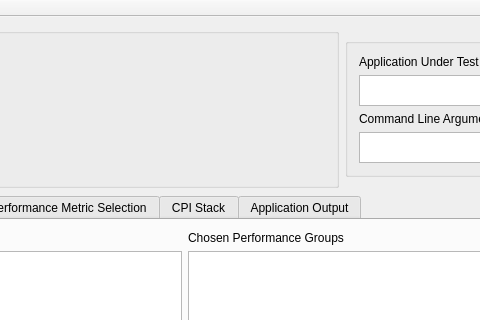
The window that Project/QuickPerformance/mainwindow.ui (Areon1031/CPE_631_Advanced_Computer_Architecture) describes before a commit, drawn with Qt 5; both pictures show x 356 to 836 and y 0 to 320 of the 1082 by 686 pixel window.
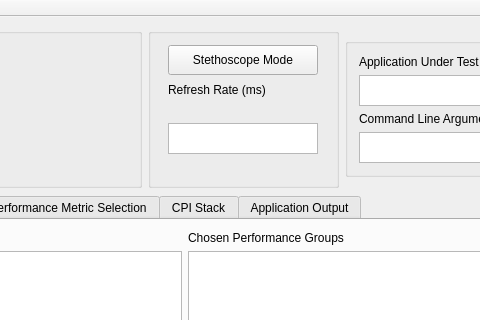
The same window after the commit. The open tabs and pages were chosen to show the change. Custom widgets are drawn as their Qt base class.

Commit message: - Added Stethoscope mode, doesn't seem to useful now but maybe there are some uses for it

Patch:
```diff
--- a/Project/QuickPerformance/mainwindow.ui
+++ b/Project/QuickPerformance/mainwindow.ui
@@ -31,7 +31,7 @@
    </property>
    <layout class="QGridLayout" name="gridLayout_8">
     <item row="0" column="0">
-     <widget class="QGroupBox" name="groupBox_2">
+     <widget class="QGroupBox" name="Logo_Group">
       <property name="sizePolicy">
        <sizepolicy hsizetype="Minimum" vsizetype="Fixed">
         <horstretch>0</horstretch>
@@ -77,7 +77,100 @@
      </widget>
     </item>
     <item row="0" column="1">
-     <widget class="QGroupBox" name="groupBox">
+     <widget class="QGroupBox" name="Stethoscope_Group">
+      <property name="sizePolicy">
+       <sizepolicy hsizetype="Fixed" vsizetype="Minimum">
+        <horstretch>0</horstretch>
+        <verstretch>0</verstretch>
+       </sizepolicy>
+      </property>
+      <property name="minimumSize">
+       <size>
+        <width>191</width>
+        <height>131</height>
+       </size>
+      </property>
+      <property name="title">
+       <string/>
+      </property>
+      <layout class="QGridLayout" name="gridLayout_9">
+       <item row="0" column="0">
+        <widget class="QPushButton" name="StethoscopeMode_pushButton">
+         <property name="sizePolicy">
+          <sizepolicy hsizetype="Minimum" vsizetype="Minimum">
+           <horstretch>0</horstretch>
+           <verstretch>0</verstretch>
+          </sizepolicy>
+         </property>
+         <property name="maximumSize">
+          <size>
+           <width>150</width>
+           <height>30</height>
+          </size>
+         </property>
+         <property name="text">
+          <string>Stethoscope Mode</string>
+         </property>
+        </widget>
+       </item>
+       <item row="1" column="0">
+        <widget class="QLabel" name="RefreshRate_Label">
+         <property name="sizePolicy">
+          <sizepolicy hsizetype="Fixed" vsizetype="Fixed">
+           <horstretch>0</horstretch>
+           <verstretch>0</verstretch>
+          </sizepolicy>
+         </property>
+         <property name="maximumSize">
+          <size>
+           <width>161</width>
+           <height>17</height>
+          </size>
+         </property>
+         <property name="text">
+          <string>Refresh Rate (ms)</string>
+         </property>
+        </widget>
+       </item>
+       <item row="2" column="0" alignment="Qt::AlignHCenter|Qt::AlignVCenter">
+        <widget class="QTextEdit" name="RefreshRate_Text">
+         <property name="sizePolicy">
+          <sizepolicy hsizetype="Fixed" vsizetype="Fixed">
+           <horstretch>0</horstretch>
+           <verstretch>0</verstretch>
+          </sizepolicy>
+         </property>
+         <property name="maximumSize">
+          <size>
+           <width>150</width>
+           <height>31</height>
+          </size>
+         </property>
+         <property name="lineWrapMode">
+          <enum>QTextEdit::NoWrap</enum>
+         </property>
+         <property name="readOnly">
+          <bool>true</bool>
+         </property>
+         <property name="textInteractionFlags">
+          <set>Qt::TextSelectableByKeyboard|Qt::TextSelectableByMouse</set>
+         </property>
+         <property name="placeholderText">
+          <string/>
+         </property>
+        </widget>
+       </item>
+      </layout>
+      <zorder>RefreshRate_Text</zorder>
+      <zorder>StethoscopeMode_pushButton</zorder>
+      <zorder>RefreshRate_Label</zorder>
+      <zorder>RefreshRate_Text</zorder>
+      <zorder>StethoscopeMode_pushButton</zorder>
+      <zorder>RefreshRate_Label</zorder>
+     </widget>
+    </item>
+    <item row="0" column="2">
+     <widget class="QGroupBox" name="Application_Group">
       <property name="sizePolicy">
        <sizepolicy hsizetype="Fixed" vsizetype="Fixed">
         <horstretch>0</horstretch>
@@ -121,6 +214,12 @@
            <height>31</height>
           </size>
          </property>
+         <property name="lineWrapMode">
+          <enum>QTextEdit::NoWrap</enum>
+         </property>
+         <property name="lineWrapColumnOrWidth">
+          <number>0</number>
+         </property>
          <property name="readOnly">
           <bool>true</bool>
          </property>
@@ -178,6 +277,9 @@
            <height>31</height>
           </size>
          </property>
+         <property name="lineWrapMode">
+          <enum>QTextEdit::NoWrap</enum>
+         </property>
          <property name="readOnly">
           <bool>false</bool>
          </property>
@@ -208,7 +310,7 @@
       </layout>
      </widget>
     </item>
-    <item row="1" column="0" colspan="2">
+    <item row="1" column="0" colspan="3">
      <widget class="QTabWidget" name="tabWidget">
       <property name="sizePolicy">
        <sizepolicy hsizetype="Expanding" vsizetype="Expanding">
@@ -217,7 +319,7 @@
        </sizepolicy>
       </property>
       <property name="currentIndex">
-       <number>0</number>
+       <number>1</number>
       </property>
       <widget class="QWidget" name="Topology_Tab">
        <property name="sizePolicy">
```
The commit also changes 6 other files.
